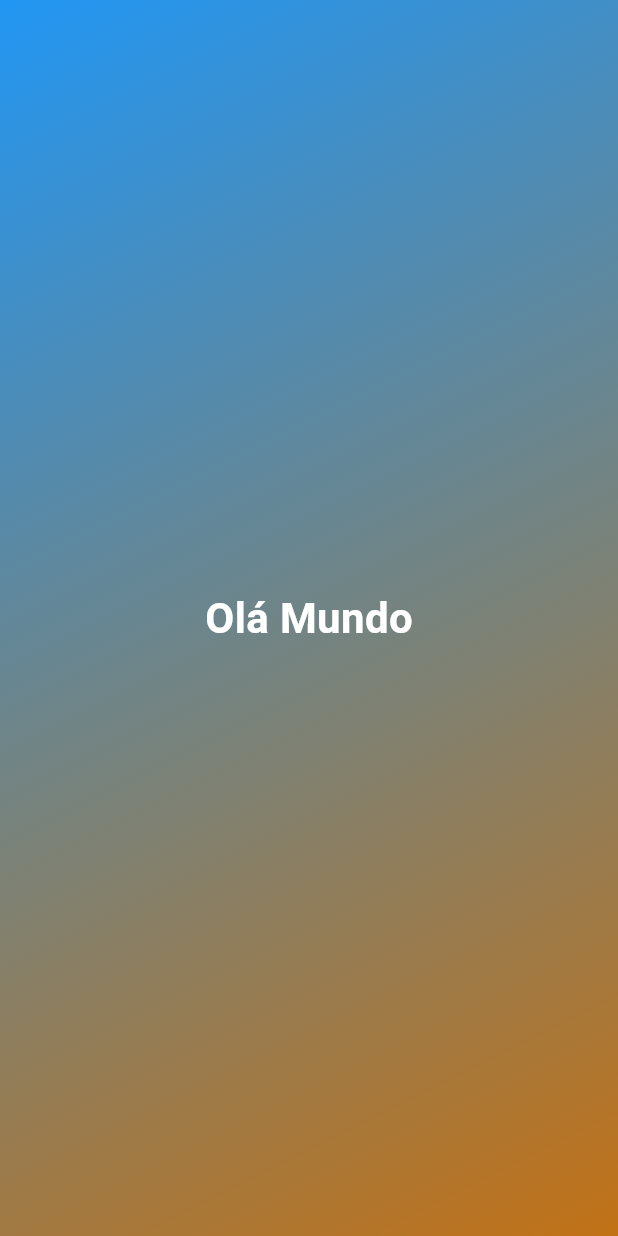
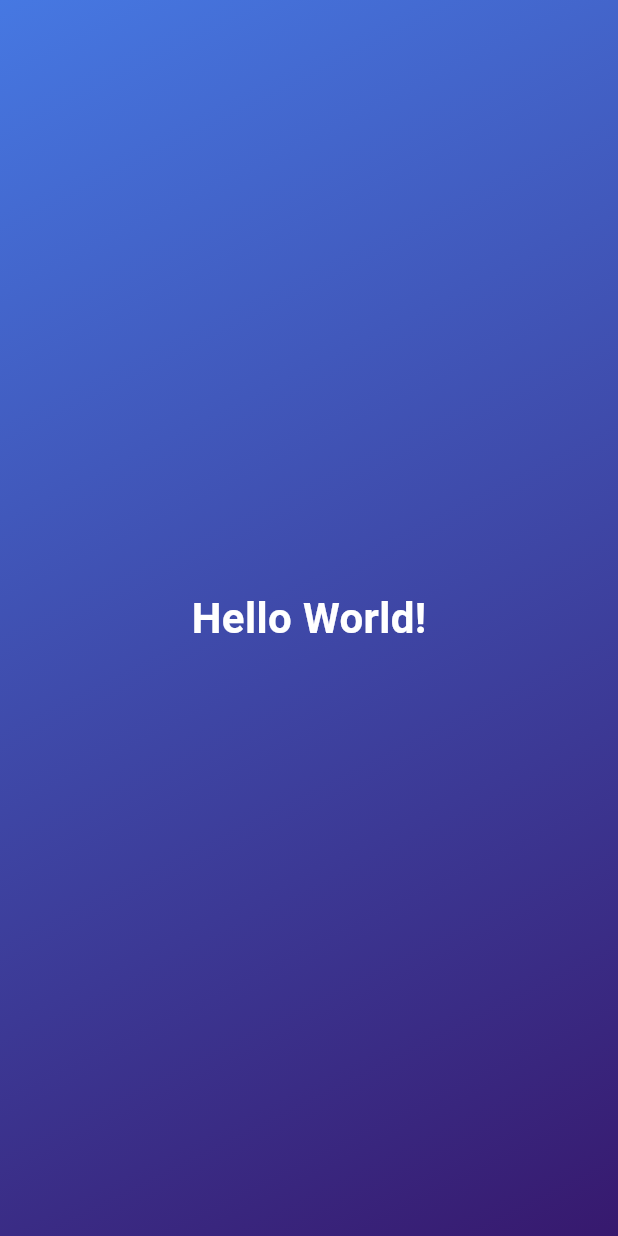
Before and after one commit to lijealso/learn-flutter-dart, a Flutter app: the screen it shows after launch, on a phone screen of 412 x 824 dp. Run offline on Flutter 3.47's test engine with Material 3 defaults, Android fonts, the phone set to English and light mode, and no system bars; our stand-ins replace sensors_plus.

Commit message:
until 45. Practice: Reusable Widgets & Constructor Functions

```diff
--- a/first_app/lib/gradient_container.dart
+++ b/first_app/lib/gradient_container.dart
@@ -1,22 +1,52 @@
 import 'package:flutter/material.dart';
 import 'package:first_app/styled_text.dart';
 
+const startAlignment = Alignment.topLeft;
+const endAlignment = Alignment.bottomRight;
+
 class GradientContainer extends StatelessWidget {
-  const GradientContainer({super.key});
+  const GradientContainer(this.color1, this.color2, {super.key});
+
+  final Color color1;
+  final Color color2;
 
   @override
   Widget build(BuildContext context) {
     return Container(
-      decoration: const BoxDecoration(
+      decoration: BoxDecoration(
         gradient: LinearGradient(
-          colors: [Colors.blue, Color.fromARGB(255, 194, 114, 22)],
-          begin: Alignment.topLeft,
-          end: Alignment.bottomRight,
+          colors: [color1, color2],
+          begin: startAlignment,
+          end: endAlignment,
         ),
       ),
       child: const Center(
-        child: StyledText()
+        child: StyledText('Hello World!'),
       ),
     );
   }
 }
+
+// Alternative implementation
+
+/* class GradientContainer extends StatelessWidget {
+  const GradientContainer({super.key, required this.colors});
+
+  final List<Color> colors;
+
+  @override
+  Widget build(BuildContext context) {
+    return Container(
+      decoration: BoxDecoration(
+        gradient: LinearGradient(
+          colors: colors,
+          begin: startAlignment,
+          end: endAlignment,
+        ),
+      ),
+      child: const Center(
+        child: StyledText('Hello World!'),
+      ),
+    );
+  }
+} */
--- a/first_app/lib/main.dart
+++ b/first_app/lib/main.dart
@@ -17,7 +17,10 @@
   @override
   Widget build(BuildContext context) {
     return Scaffold(
-      body: GradientContainer(),
+      body: GradientContainer(
+        const Color.fromARGB(255, 70, 120, 226),
+        const Color.fromARGB(255, 55, 25, 110),
+      ),
     );
   }
 }
--- a/first_app/lib/styled_text.dart
+++ b/first_app/lib/styled_text.dart
@@ -1,13 +1,15 @@
 import 'package:flutter/material.dart';
 
 class StyledText extends StatelessWidget {
-  const StyledText({super.key});
+   const StyledText(this.text, {super.key});
+
+final String text;
 
   @override
   Widget build(BuildContext context) {
-    return const Text(
-      'Olá Mundo',
-      style: TextStyle(
+    return Text(
+      text,
+      style: const TextStyle(
         fontSize: 28.0,
         color: Colors.white,
         fontWeight: FontWeight.bold,
```
